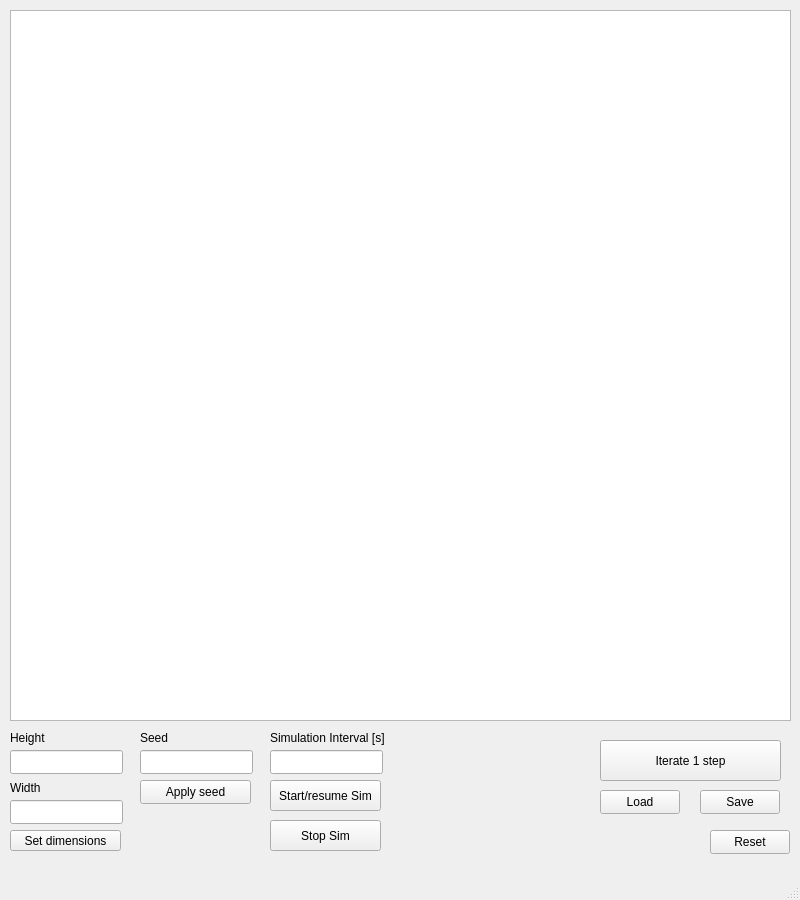
Qt form mainwindow.ui (KacKozak2022/Game-of-Life) before a commit.
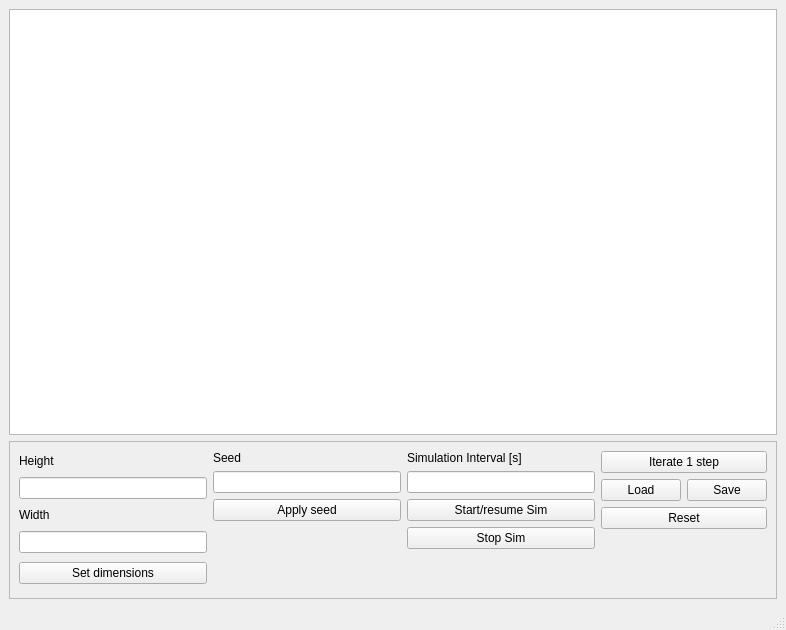
The same form after that commit.

What changed in the file:
```diff
--- a/mainwindow.ui
+++ b/mainwindow.ui
@@ -6,25 +6,19 @@
    <rect>
     <x>0</x>
     <y>0</y>
-    <width>800</width>
-    <height>900</height>
+    <width>786</width>
+    <height>630</height>
    </rect>
   </property>
   <property name="windowTitle">
    <string>Game of Life</string>
   </property>
   <widget class="QWidget" name="centralwidget">
+   <layout class="QVBoxLayout" name="verticalLayout_6">
+    <item>
    <widget class="QTableWidget" name="tableWidget">
-    <property name="geometry">
-     <rect>
-      <x>10</x>
-      <y>10</y>
-      <width>781</width>
-      <height>711</height>
-     </rect>
-    </property>
     <property name="sizePolicy">
-     <sizepolicy hsizetype="Fixed" vsizetype="Fixed">
+       <sizepolicy hsizetype="Expanding" vsizetype="Expanding">
       <horstretch>0</horstretch>
       <verstretch>0</verstretch>
      </sizepolicy>
@@ -66,202 +60,209 @@
      <bool>false</bool>
     </attribute>
    </widget>
+    </item>
+    <item>
+     <widget class="QFrame" name="frame">
+      <property name="sizePolicy">
+       <sizepolicy hsizetype="Expanding" vsizetype="Fixed">
+        <horstretch>0</horstretch>
+        <verstretch>0</verstretch>
+       </sizepolicy>
+      </property>
+      <property name="maximumSize">
+       <size>
+        <width>16777215</width>
+        <height>300</height>
+       </size>
+      </property>
+      <property name="frameShape">
+       <enum>QFrame::StyledPanel</enum>
+      </property>
+      <property name="frameShadow">
+       <enum>QFrame::Raised</enum>
+      </property>
+      <layout class="QVBoxLayout" name="verticalLayout_5">
+       <item>
+        <layout class="QHBoxLayout" name="horizontalLayout_2">
+         <item>
+          <layout class="QVBoxLayout" name="verticalLayout">
+           <item>
    <widget class="QLabel" name="Hlabel">
-    <property name="geometry">
-     <rect>
-      <x>10</x>
-      <y>730</y>
-      <width>49</width>
-      <height>16</height>
-     </rect>
+             <property name="sizePolicy">
+              <sizepolicy hsizetype="Preferred" vsizetype="Fixed">
+               <horstretch>0</horstretch>
+               <verstretch>0</verstretch>
+              </sizepolicy>
     </property>
     <property name="text">
      <string>Height</string>
     </property>
    </widget>
+           </item>
+           <item>
+            <widget class="QLineEdit" name="heightEdit"/>
+           </item>
+           <item>
    <widget class="QLabel" name="Wlabel">
-    <property name="geometry">
-     <rect>
-      <x>10</x>
-      <y>780</y>
-      <width>49</width>
-      <height>16</height>
-     </rect>
+             <property name="sizePolicy">
+              <sizepolicy hsizetype="Preferred" vsizetype="Fixed">
+               <horstretch>0</horstretch>
+               <verstretch>0</verstretch>
+              </sizepolicy>
     </property>
     <property name="text">
      <string>Width</string>
     </property>
    </widget>
-   <widget class="QLabel" name="Slabel">
-    <property name="geometry">
-     <rect>
-      <x>140</x>
-      <y>730</y>
-      <width>49</width>
-      <height>16</height>
-     </rect>
-    </property>
-    <property name="text">
-     <string>Seed</string>
-    </property>
-   </widget>
-   <widget class="QLabel" name="Intlabel">
-    <property name="geometry">
-     <rect>
-      <x>270</x>
-      <y>730</y>
-      <width>121</width>
-      <height>16</height>
-     </rect>
-    </property>
-    <property name="text">
-     <string>Simulation Interval [s]</string>
-    </property>
-   </widget>
-   <widget class="QLineEdit" name="heightEdit">
-    <property name="geometry">
-     <rect>
-      <x>10</x>
-      <y>750</y>
-      <width>113</width>
-      <height>24</height>
-     </rect>
-    </property>
-   </widget>
-   <widget class="QLineEdit" name="widthEdit">
-    <property name="geometry">
-     <rect>
-      <x>10</x>
-      <y>800</y>
-      <width>113</width>
-      <height>24</height>
-     </rect>
-    </property>
-   </widget>
-   <widget class="QLineEdit" name="seedEdit">
-    <property name="geometry">
-     <rect>
-      <x>140</x>
-      <y>750</y>
-      <width>113</width>
-      <height>24</height>
-     </rect>
-    </property>
-   </widget>
-   <widget class="QLineEdit" name="simIntervalEdit">
-    <property name="geometry">
-     <rect>
-      <x>270</x>
-      <y>750</y>
-      <width>113</width>
-      <height>24</height>
-     </rect>
-    </property>
-   </widget>
+           </item>
+           <item>
+            <widget class="QLineEdit" name="widthEdit"/>
+           </item>
+           <item>
    <widget class="QPushButton" name="dimensionsButton">
-    <property name="geometry">
-     <rect>
-      <x>10</x>
-      <y>830</y>
-      <width>111</width>
-      <height>21</height>
-     </rect>
-    </property>
     <property name="text">
      <string>Set dimensions</string>
     </property>
    </widget>
+           </item>
+          </layout>
+         </item>
+         <item>
+          <layout class="QVBoxLayout" name="verticalLayout_2">
+           <item>
+            <widget class="QLabel" name="Slabel">
+             <property name="sizePolicy">
+              <sizepolicy hsizetype="Preferred" vsizetype="Fixed">
+               <horstretch>0</horstretch>
+               <verstretch>0</verstretch>
+              </sizepolicy>
+             </property>
+             <property name="text">
+              <string>Seed</string>
+             </property>
+            </widget>
+           </item>
+           <item>
+            <widget class="QLineEdit" name="seedEdit"/>
+           </item>
+           <item>
    <widget class="QPushButton" name="seedButton">
-    <property name="geometry">
-     <rect>
-      <x>140</x>
-      <y>780</y>
-      <width>111</width>
-      <height>24</height>
-     </rect>
-    </property>
     <property name="text">
      <string>Apply seed</string>
     </property>
    </widget>
+           </item>
+           <item>
+            <spacer name="verticalSpacer_2">
+             <property name="orientation">
+              <enum>Qt::Vertical</enum>
+             </property>
+             <property name="sizeHint" stdset="0">
+              <size>
+               <width>20</width>
+               <height>40</height>
+              </size>
+             </property>
+            </spacer>
+           </item>
+          </layout>
+         </item>
+         <item>
+          <layout class="QVBoxLayout" name="verticalLayout_3">
+           <item>
+            <widget class="QLabel" name="Intlabel">
+             <property name="text">
+              <string>Simulation Interval [s]</string>
+             </property>
+            </widget>
+           </item>
+           <item>
+            <widget class="QLineEdit" name="simIntervalEdit"/>
+           </item>
+           <item>
    <widget class="QPushButton" name="startSimButton">
-    <property name="geometry">
-     <rect>
-      <x>270</x>
-      <y>780</y>
-      <width>111</width>
-      <height>31</height>
-     </rect>
-    </property>
     <property name="text">
      <string>Start/resume Sim</string>
     </property>
    </widget>
+           </item>
+           <item>
    <widget class="QPushButton" name="stopSimButton">
-    <property name="geometry">
-     <rect>
-      <x>270</x>
-      <y>820</y>
-      <width>111</width>
-      <height>31</height>
-     </rect>
-    </property>
     <property name="text">
      <string>Stop Sim</string>
     </property>
    </widget>
+           </item>
+           <item>
+            <spacer name="verticalSpacer_3">
+             <property name="orientation">
+              <enum>Qt::Vertical</enum>
+             </property>
+             <property name="sizeHint" stdset="0">
+              <size>
+               <width>20</width>
+               <height>40</height>
+              </size>
+             </property>
+            </spacer>
+           </item>
+          </layout>
+         </item>
+         <item>
+          <layout class="QVBoxLayout" name="verticalLayout_4">
+           <item>
    <widget class="QPushButton" name="iterateButton">
-    <property name="geometry">
-     <rect>
-      <x>600</x>
-      <y>740</y>
-      <width>181</width>
-      <height>41</height>
-     </rect>
-    </property>
     <property name="text">
      <string>Iterate 1 step</string>
     </property>
    </widget>
+           </item>
+           <item>
+            <layout class="QHBoxLayout" name="horizontalLayout">
+             <item>
    <widget class="QPushButton" name="loadButton">
-    <property name="geometry">
-     <rect>
-      <x>600</x>
-      <y>790</y>
-      <width>80</width>
-      <height>24</height>
-     </rect>
-    </property>
     <property name="text">
      <string>Load</string>
     </property>
    </widget>
+             </item>
+             <item>
    <widget class="QPushButton" name="saveButton">
-    <property name="geometry">
-     <rect>
-      <x>700</x>
-      <y>790</y>
-      <width>80</width>
-      <height>24</height>
-     </rect>
-    </property>
     <property name="text">
      <string>Save</string>
     </property>
    </widget>
+             </item>
+            </layout>
+           </item>
+           <item>
    <widget class="QPushButton" name="pushButton">
-    <property name="geometry">
-     <rect>
-      <x>710</x>
-      <y>830</y>
-      <width>80</width>
-      <height>24</height>
-     </rect>
-    </property>
     <property name="text">
      <string>Reset</string>
     </property>
    </widget>
+           </item>
+           <item>
+            <spacer name="verticalSpacer_4">
+             <property name="orientation">
+              <enum>Qt::Vertical</enum>
+             </property>
+             <property name="sizeHint" stdset="0">
+              <size>
+               <width>20</width>
+               <height>40</height>
+              </size>
+             </property>
+            </spacer>
+           </item>
+          </layout>
+         </item>
+        </layout>
+       </item>
+      </layout>
+     </widget>
+    </item>
+   </layout>
   </widget>
   <widget class="QMenuBar" name="menubar">
    <property name="geometry">
```
Left out of the diff: 4 changed lines with no effect on the pictures. Lines whose indentation alone changed are shown as unchanged.
